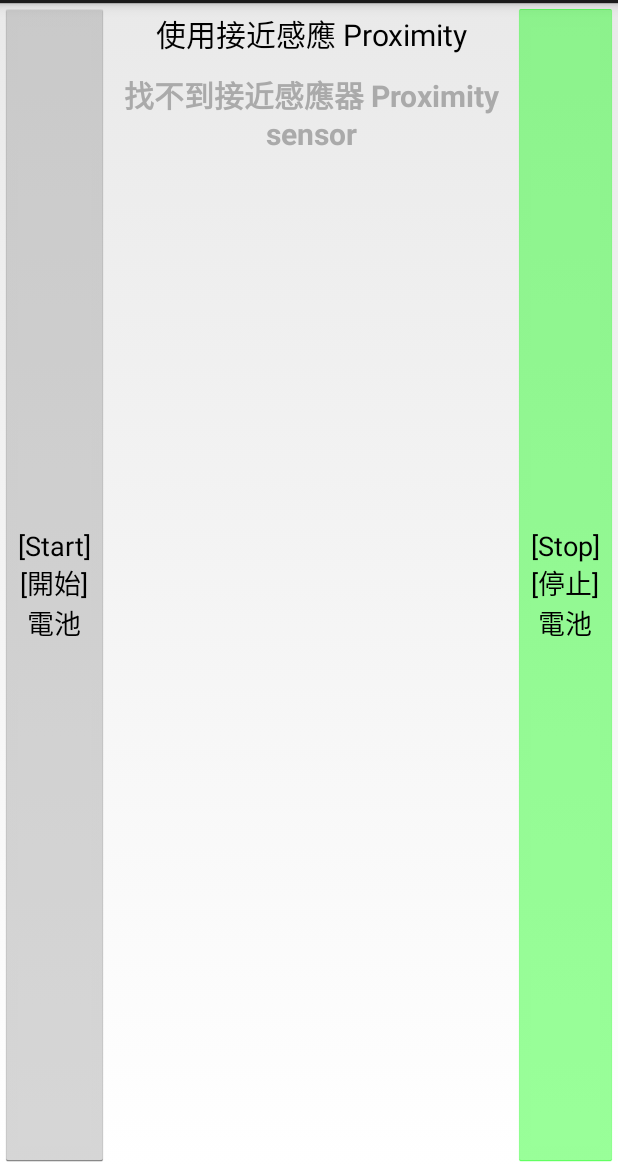
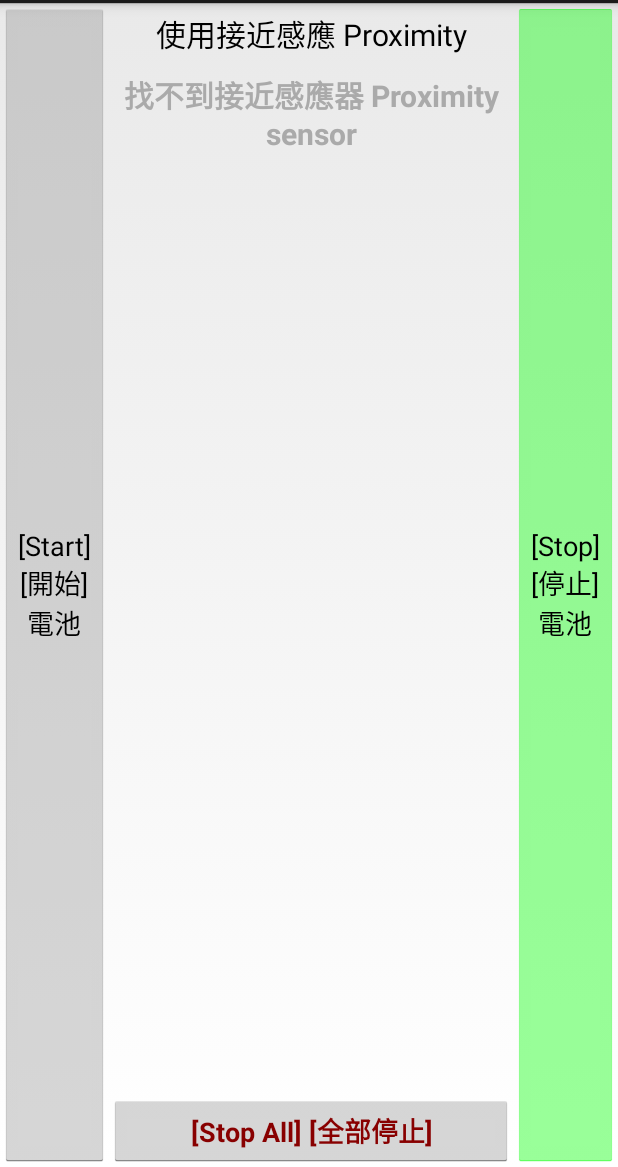
Before and after one commit to chenFlyingkite/MyBattery, an Android app: the screen it shows after launch (MainActivity), on a phone screen of 412 x 824 dp, the part 69-1236 px from its top. Run offline under Robolectric (Android 15) with nearby library versions, the phone set to English and light mode, and no system bars.

Commit message:
Add the stop all button

```diff
--- a/app/src/main/java/com/flyingkite/mybattery/lockscreen/ProximitySensor.java
+++ b/app/src/main/java/com/flyingkite/mybattery/lockscreen/ProximitySensor.java
@@ -20,7 +20,8 @@ public class ProximitySensor {
 
     public void register() {
         for (int type : SENSOR_TYPES) {
-            sm.registerListener(seListener, sm.getDefaultSensor(type), SensorManager.SENSOR_DELAY_UI);
+            // Should use SensorManager.SENSOR_DELAY_UI?
+            sm.registerListener(seListener, sm.getDefaultSensor(type), SensorManager.SENSOR_DELAY_NORMAL);
         }
     }
 
--- a/app/src/main/res/layout/activity_main.xml
+++ b/app/src/main/res/layout/activity_main.xml
@@ -54,4 +54,14 @@
 
     </LinearLayout>
 
+    <Button
+        android:id="@+id/stopAll"
+        android:layout_width="wrap_content"
+        android:layout_height="wrap_content"
+        android:layout_alignParentBottom="true"
+        android:layout_toEndOf="@id/myBattery"
+        android:layout_toStartOf="@id/myFinish"
+        android:textStyle="bold"
+        android:textColor="#800"
+        android:text="@string/stopAll"/>
 </RelativeLayout>
--- a/app/src/main/res/values/strings.xml
+++ b/app/src/main/res/values/strings.xml
@@ -16,6 +16,7 @@
 
     <string name="start">[Start]\n[開始]\n電池</string>
     <string name="stop">[Stop]\n[停止]\n電池</string>
+    <string name="stopAll">[Stop All] [全部停止]</string>
 
     <string name="proximityNotFound">找不到接近感應器 Proximity sensor</string>
     <string name="proximity">使用接近感應 Proximity</string>
```
Also changed, not shown: app/src/main/java/com/flyingkite/mybattery/MainActivity.java (+39 -0 lines), app/src/main/java/com/flyingkite/util/FilesHelper.java (added, +81 -0 lines).
